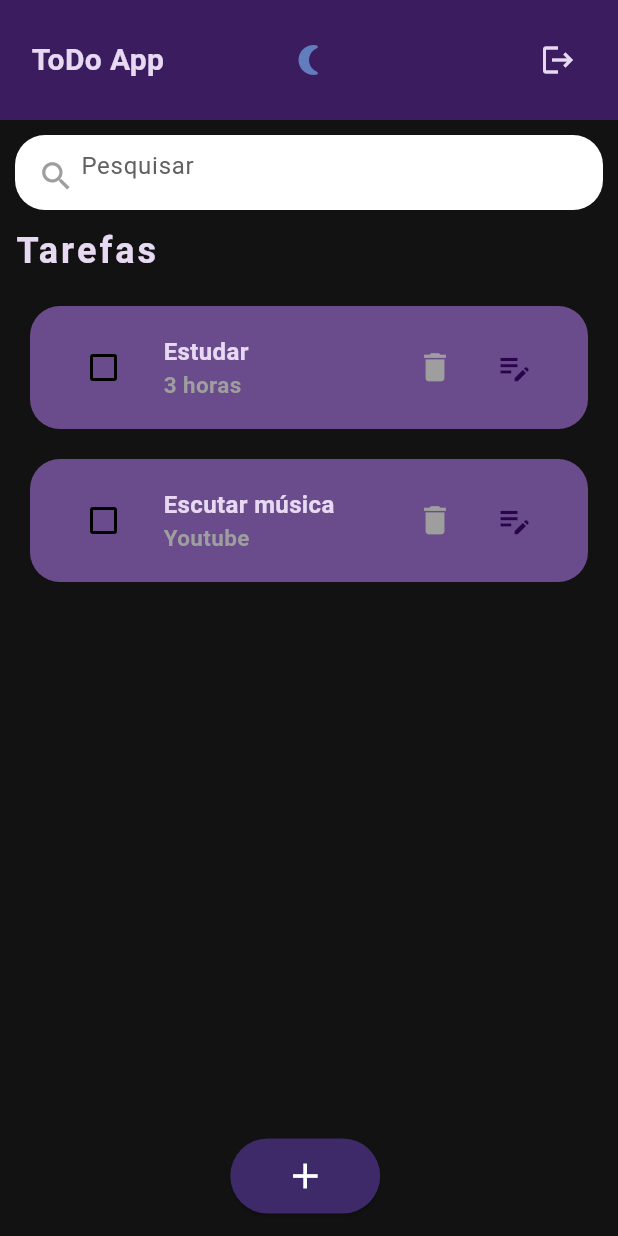
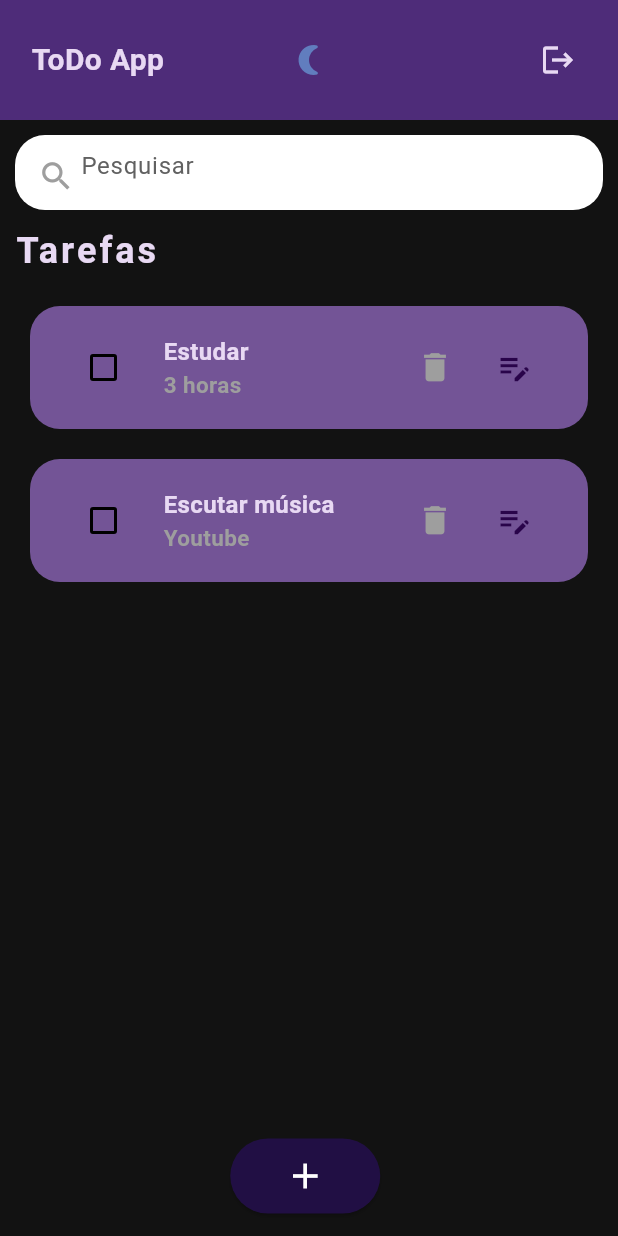
Before and after one commit to dugabrielle/todo_project, a Flutter app: the HomeScreen screen opened by its route, after a tap on the "delete" icon, after a tap on the "wb sunny" icon, on a phone screen of 412 x 824 dp. Run offline on Flutter 3.47's test engine with Material 3 defaults, Android fonts, the phone set to English and light mode, and no system bars; our stand-ins replace font_awesome_flutter, google_fonts.

Commit message:
color update

```diff
--- a/lib/src/themes/app_theme.dart
+++ b/lib/src/themes/app_theme.dart
@@ -36,15 +36,15 @@ class AppTheme {
   static ThemeData darkTheme = ThemeData(
     brightness: Brightness.dark,
     scaffoldBackgroundColor: const Color(0xFF121212), // Cor do Background
-    primaryColor: const Color(0xFF3E2969), // Cor do Botão "Add Nota"
+    primaryColor: const Color(0xFF210F44), // Cor do Botão "Add Nota"
     appBarTheme: const AppBarTheme(
-      backgroundColor: Color(0xFF3B1D5F), // Cor da AppBar
+      backgroundColor: Color(0xFF4E2C79), // Cor da AppBar
       foregroundColor: Color(0xFFE8D9F3), // Cor da Fonte de Texto
     ),
     colorScheme: const ColorScheme.dark(
       primary: Color(0xFF7456A3), // Cor da Fonte de Texto 2
       secondary: Color(0xFF29044A), // Cor dos Botões dentro das Tasks
-      tertiary: Color(0xFF6A4C8C), // Cor do Title Color
+      tertiary: Color(0xFF735496), // Cor do Title Color
     ),
     textTheme: GoogleFonts.comicNeueTextTheme(
       const TextTheme(
```
